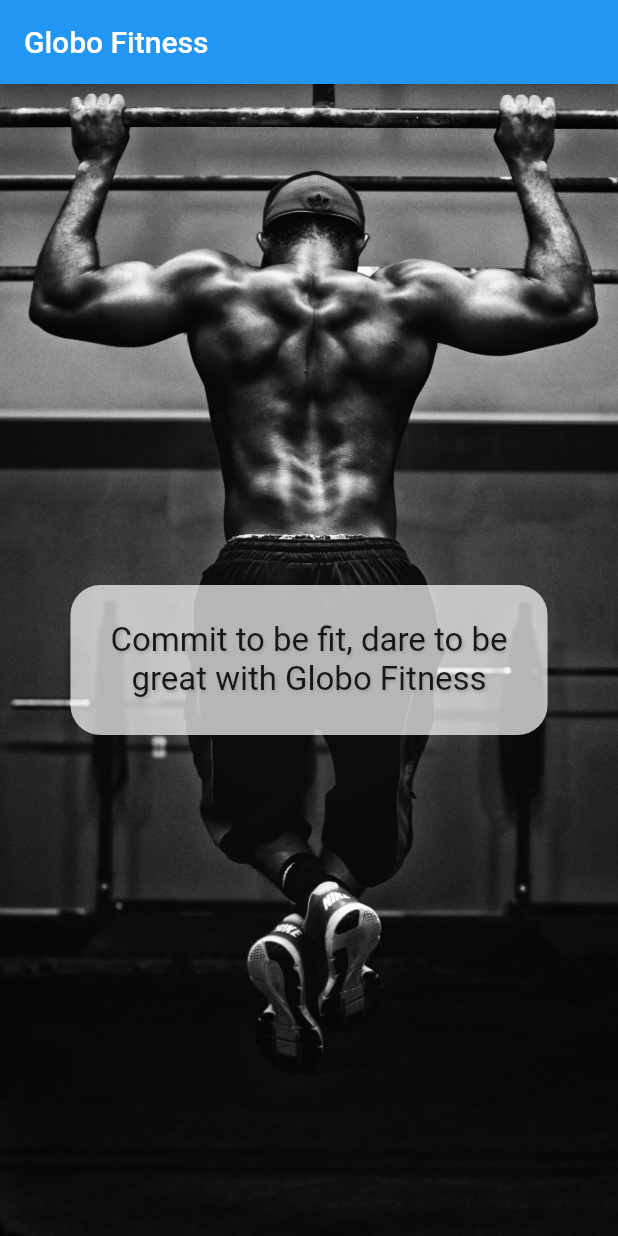
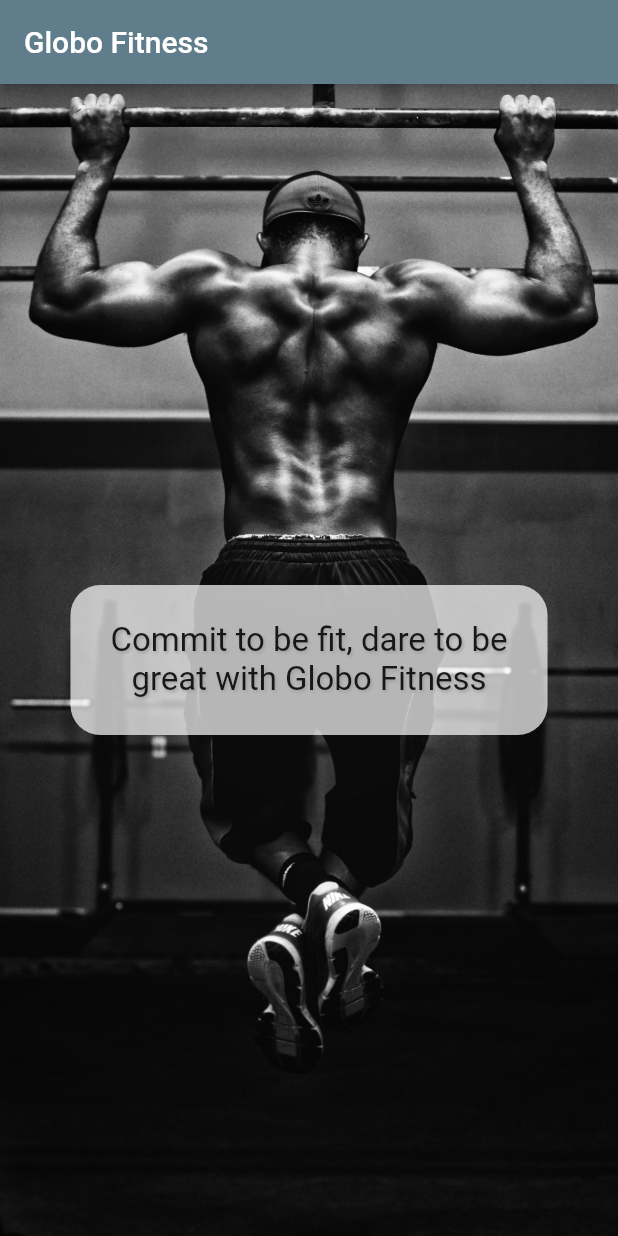
Before and after one commit to franco-marini/flutter-app, a Flutter app: the screen it shows after launch, on a phone screen of 412 x 824 dp. Run offline on Flutter 3.47's test engine with Material 2 defaults, Android fonts, the phone set to English and light mode, and no system bars.

Commit message:
FA: intro screen

```diff
--- a/lib/main.dart
+++ b/lib/main.dart
@@ -1,6 +1,5 @@
-// ignore_for_file: unnecessary_const, prefer_const_constructors
-
 import 'package:flutter/material.dart';
+import 'package:globo_fitness/screens/intro_screen.dart';
 
 void main() {
   runApp(const GlobeApp());
@@ -12,34 +11,6 @@ class GlobeApp extends StatelessWidget {
   @override
   Widget build(BuildContext context) {
     return MaterialApp(
-      home: Scaffold(
-        appBar: AppBar(
-          title: Text('Globo Fitness'),
-        ),
-        body: Container(
-          decoration: BoxDecoration(
-              image: DecorationImage(
-                  fit: BoxFit.cover,
-                  image: AssetImage('assets/home-screen.jpg'))),
-          child: Center(
-              child: Container(
-            padding: EdgeInsets.all(24),
-            decoration: BoxDecoration(
-                color: Colors.white70,
-                borderRadius: BorderRadius.all(Radius.circular(20))),
-            child: Text(
-              'Commit to be fit, dare to be \ngreat with Globo Fitness',
-              textAlign: TextAlign.center,
-              style: TextStyle(fontSize: 22, shadows: const [
-                Shadow(
-                    offset: Offset(1.0, 1.0),
-                    blurRadius: 2.0,
-                    color: Colors.grey)
-              ]),
-            ),
-          )),
-        ),
-      ),
-    );
+        theme: ThemeData(primarySwatch: Colors.blueGrey), home: IntroScreen());
   }
 }
--- /dev/null
+++ b/lib/screens/intro_screen.dart
@@ -0,0 +1,35 @@
+import 'package:flutter/material.dart';
+
+class IntroScreen extends StatelessWidget {
+  const IntroScreen({Key? key}) : super(key: key);
+
+  @override
+  Widget build(BuildContext context) {
+    return Scaffold(
+      appBar: AppBar(
+        title: Text('Globo Fitness'),
+      ),
+      body: Container(
+        decoration: BoxDecoration(
+            image: DecorationImage(
+                fit: BoxFit.cover,
+                image: AssetImage('assets/home-screen.jpg'))),
+        child: Center(
+            child: Container(
+          padding: EdgeInsets.all(24),
+          decoration: BoxDecoration(
+              color: Colors.white70,
+              borderRadius: BorderRadius.all(Radius.circular(20))),
+          child: Text(
+            'Commit to be fit, dare to be \ngreat with Globo Fitness',
+            textAlign: TextAlign.center,
+            style: TextStyle(fontSize: 22, shadows: [
+              Shadow(
+                  offset: Offset(1.0, 1.0), blurRadius: 2.0, color: Colors.grey)
+            ]),
+          ),
+        )),
+      ),
+    );
+  }
+}
```
